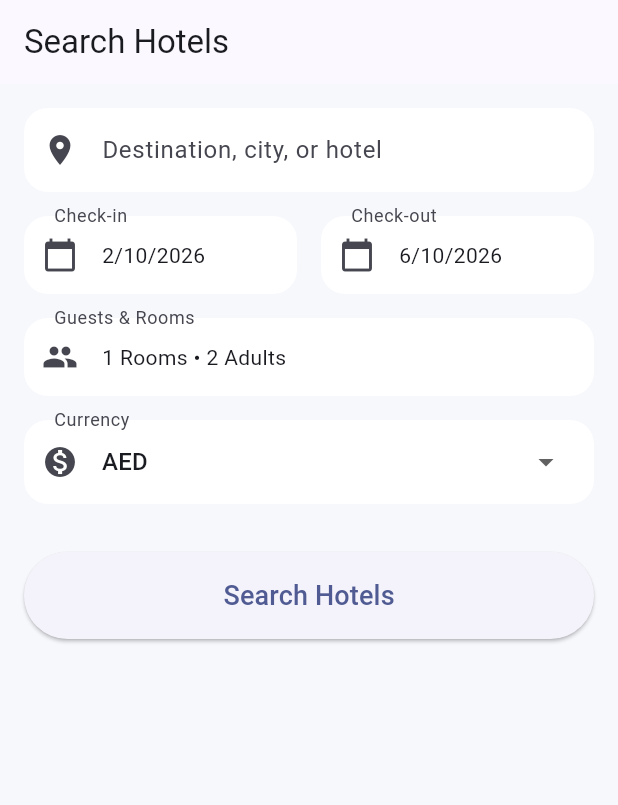
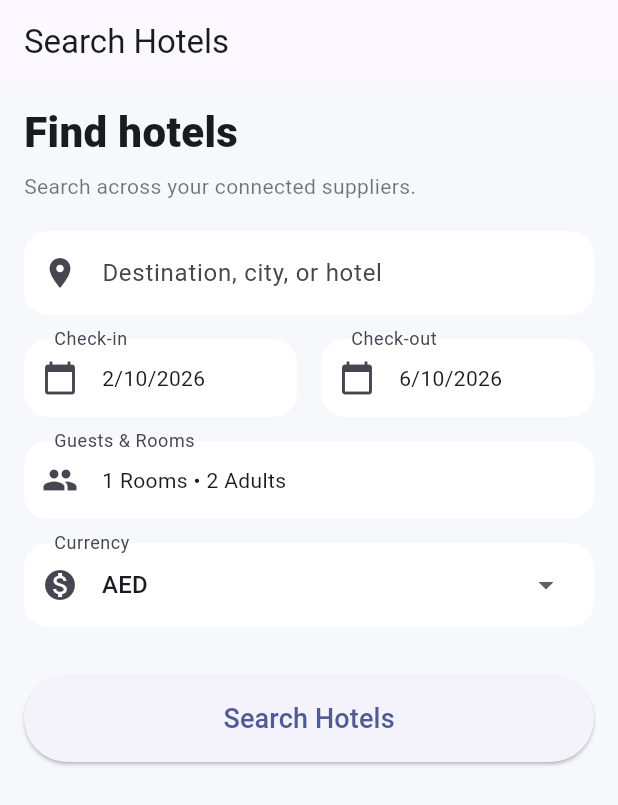
Before and after one commit to ahmedsaidalelwany/voyage, a Flutter app: the HomeSearchScreen screen opened by its route, on a phone screen of 412 x 824 dp. Shown: the top 805 px of the screen. Run offline on Flutter 3.47's test engine with Material 3 defaults, Android fonts, the phone set to English and light mode, and no system bars; our stand-ins replace equatable, flutter_bloc, get_it, go_router, webview_flutter.

Commit message:
feat: improve hotel search screen UI

```diff
--- a/lib/presentation/home_search_screen.dart
+++ b/lib/presentation/home_search_screen.dart
@@ -87,10 +87,20 @@ occupancy = ${criteria.rooms.map((r) => '\${r.adults}A, \${r.childrenAges.length
     return Scaffold(
       appBar: AppBar(title: const Text('Search Hotels')),
       body: SingleChildScrollView(
-        padding: const EdgeInsets.all(16.0),
+        padding: const EdgeInsets.fromLTRB(16, 12, 16, 32),
         child: Column(
           crossAxisAlignment: CrossAxisAlignment.stretch,
           children: [
+            const Text(
+              'Find hotels',
+              style: TextStyle(fontSize: 28, fontWeight: FontWeight.w800),
+            ),
+            const SizedBox(height: 6),
+            const Text(
+              'Search across your connected suppliers.',
+              style: TextStyle(color: Colors.black54),
+            ),
+            const SizedBox(height: 20),
             Autocomplete<Destination>(
               displayStringForOption: (Destination option) => option.name,
               optionsBuilder: (TextEditingValue textEditingValue) {
```
